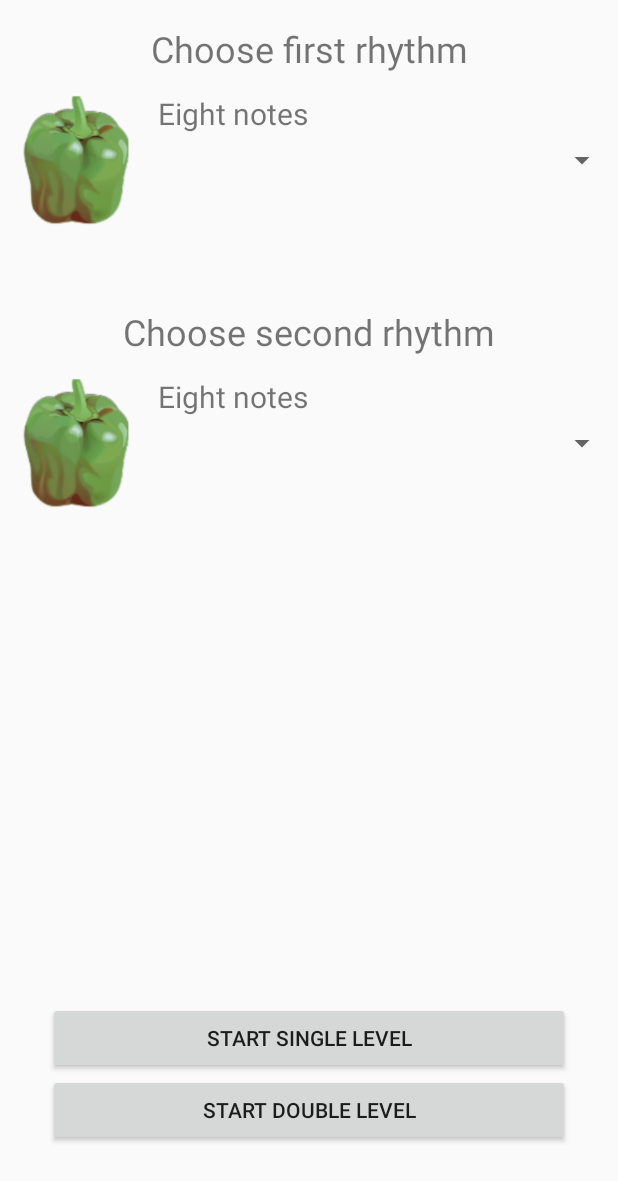
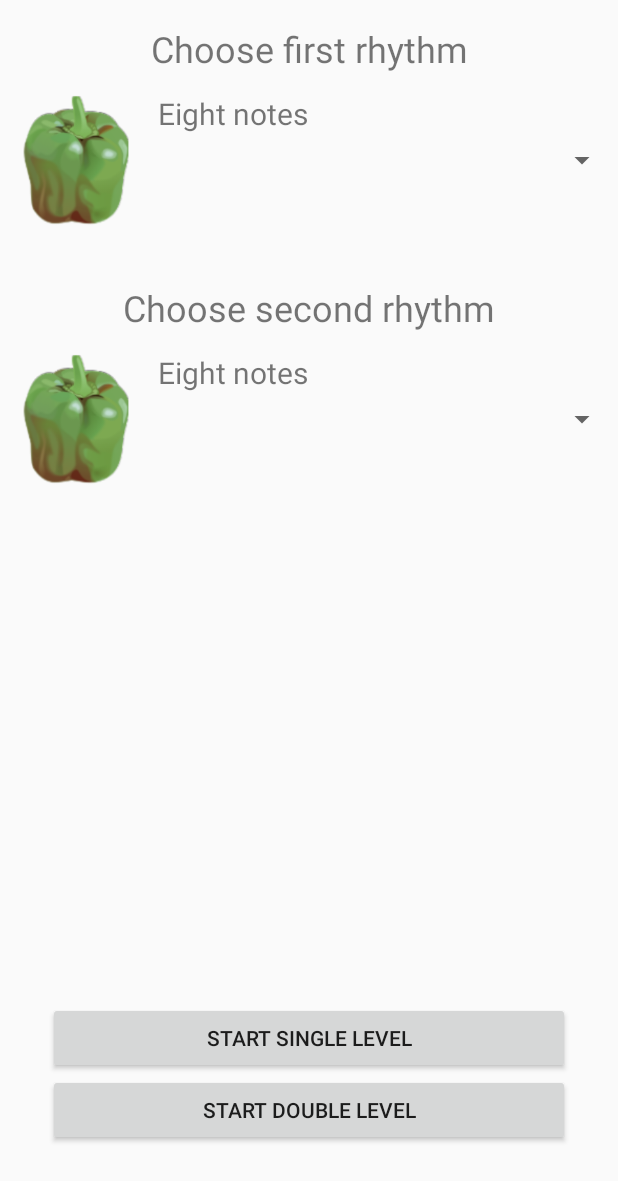
Before and after one commit to rowericzi/both-sides, an Android app: the screen it shows after launch (MainActivity), on a phone screen of 412 x 824 dp. Shown: the top 1181 px of the screen. Run offline under Robolectric (Android 15) with nearby library versions, the light colour scheme and no system bars.

Commit message:
minor fixes

```diff
--- a/app/src/main/java/com/example/bothsides/MainActivity.java
+++ b/app/src/main/java/com/example/bothsides/MainActivity.java
@@ -14,15 +14,15 @@ import androidx.appcompat.app.AppCompatActivity;
 import java.util.ArrayList;
 
 public class MainActivity extends AppCompatActivity{
+	//values common for both rhythm tracks
 	public static final String EXTRA_TEMPO = "com.example.bothsides.TEMPO";
 	public static final String EXTRA_METRE = "com.example.bothsides.METRE";
 	public static final String EXTRA_MEASURES = "com.example.bothsides.MEASURES";
-
+	//values for individual rhythm tracks
 	public static final String EXTRA_RHYTHM_1 = "com.example.bothsides.RHYTHM_1";
 	public static final String EXTRA_RHYTHM_2 = "com.example.bothsides.RHYTHM_2";
 	public static final String EXTRA_PATTERN_LENGTH_1 = "com.example.bothsides.PATTERN_LENGTH_1";
 	public static final String EXTRA_PATTERN_LENGTH_2 = "com.example.bothsides.PATTERN_LENGTH_2";
-
 	public static final String EXTRA_RESULT_1 = "com.example.bothsides.RESULTS_1";
 	public static final String EXTRA_RESULT_2 = "com.example.bothsides.RESULTS_2";
 	public static final String EXTRA_HAS_RESULT_2 = "com.example.bothsides.HAS_RESULTS_2";
@@ -40,13 +40,9 @@ public class MainActivity extends AppCompatActivity{
 			this.pattern = pattern;
 		}
 	}
-	ArrayList<RhythmPattern> rhythmPatternList = new ArrayList<>();
-
-	Context context = this;
-	Spinner spinner1;
-	Spinner spinner2;
-	RhythmPattern chosenRhythmPattern1;
-	RhythmPattern chosenRhythmPattern2;
+	private final ArrayList<RhythmPattern> rhythmPatternList = new ArrayList<>();
+	private RhythmPattern chosenRhythmPattern1;
+	private RhythmPattern chosenRhythmPattern2;
 
 	@Override
 	protected void onCreate(Bundle savedInstanceState) {
@@ -59,7 +55,7 @@ public class MainActivity extends AppCompatActivity{
 		DisplayMetrics metrics = new DisplayMetrics();
 		getWindowManager().getDefaultDisplay().getMetrics(metrics);
 
-		spinner1 = (Spinner) findViewById(R.id.spinner1);
+		Spinner spinner1 = (Spinner) findViewById(R.id.spinner1);
 		spinner1.setDropDownWidth(metrics.widthPixels);
 		spinner1.setAdapter(adapter);
 		spinner1.setOnItemSelectedListener(new AdapterView.OnItemSelectedListener() {
@@ -74,7 +70,7 @@ public class MainActivity extends AppCompatActivity{
 
 			}
 		});
-		spinner2 = (Spinner) findViewById(R.id.spinner2);
+		Spinner spinner2 = (Spinner) findViewById(R.id.spinner2);
 		spinner2.setDropDownWidth(metrics.widthPixels);
 		spinner2.setAdapter(adapter);
 		spinner2.setOnItemSelectedListener(new AdapterView.OnItemSelectedListener() {
@@ -93,7 +89,6 @@ public class MainActivity extends AppCompatActivity{
 
 	public void startSingleLevel(View view) {
 		Intent intent = new Intent(this, SingleLevel.class);
-		//using hard-coded values for now
 		intent.putExtra(EXTRA_TEMPO, 60.0);
 		intent.putExtra(EXTRA_METRE, 4);
 		intent.putExtra(EXTRA_MEASURES, 4);
--- a/app/src/main/res/layout/activity_main.xml
+++ b/app/src/main/res/layout/activity_main.xml
@@ -55,7 +55,7 @@
         android:id="@+id/chooseRhythmTextView_2"
         android:layout_width="wrap_content"
         android:layout_height="wrap_content"
-        android:layout_marginTop="48dp"
+        android:layout_marginTop="32dp"
         android:text="@string/choose_second_rhythm"
         android:textSize="24sp"
         app:layout_constraintEnd_toEndOf="parent"
```
